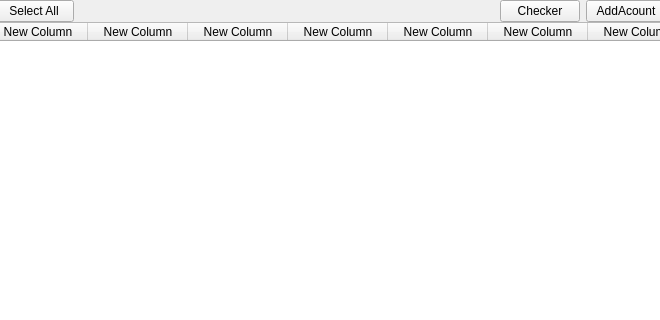
Old version of the form ui/facebook/Manger_face.ui in the repository kreemkhaled112/GUI; both pictures show x 213 to 873 and y 0 to 320 of the 1076 by 595 pixel window.
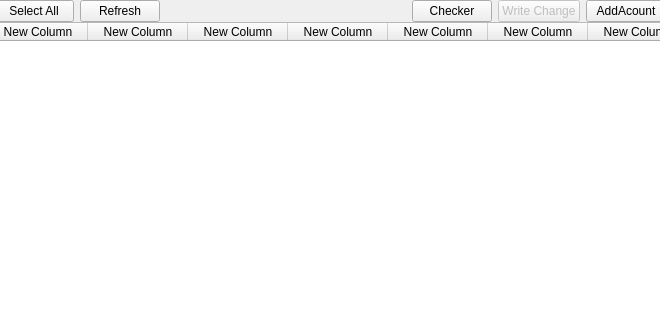
New version of the form.

Diff of the .ui file:
```diff
--- a/ui/facebook/Manger_face.ui
+++ b/ui/facebook/Manger_face.ui
@@ -2,6 +2,9 @@
 <ui version="4.0">
  <class>Form</class>
  <widget class="QWidget" name="Form">
+  <property name="enabled">
+   <bool>true</bool>
+  </property>
   <property name="geometry">
    <rect>
     <x>0</x>
@@ -171,6 +174,13 @@
                </property>
               </widget>
              </item>
+             <item>
+              <widget class="QPushButton" name="Refresh">
+               <property name="text">
+                <string>Refresh</string>
+               </property>
+              </widget>
+             </item>
             </layout>
            </widget>
           </item>
@@ -196,6 +206,16 @@
                </property>
               </widget>
              </item>
+             <item>
+              <widget class="QPushButton" name="Write_Change">
+               <property name="enabled">
+                <bool>false</bool>
+               </property>
+               <property name="text">
+                <string>Write Change</string>
+               </property>
+              </widget>
+             </item>
              <item>
               <widget class="QPushButton" name="Add_Account">
                <property name="text">
```
